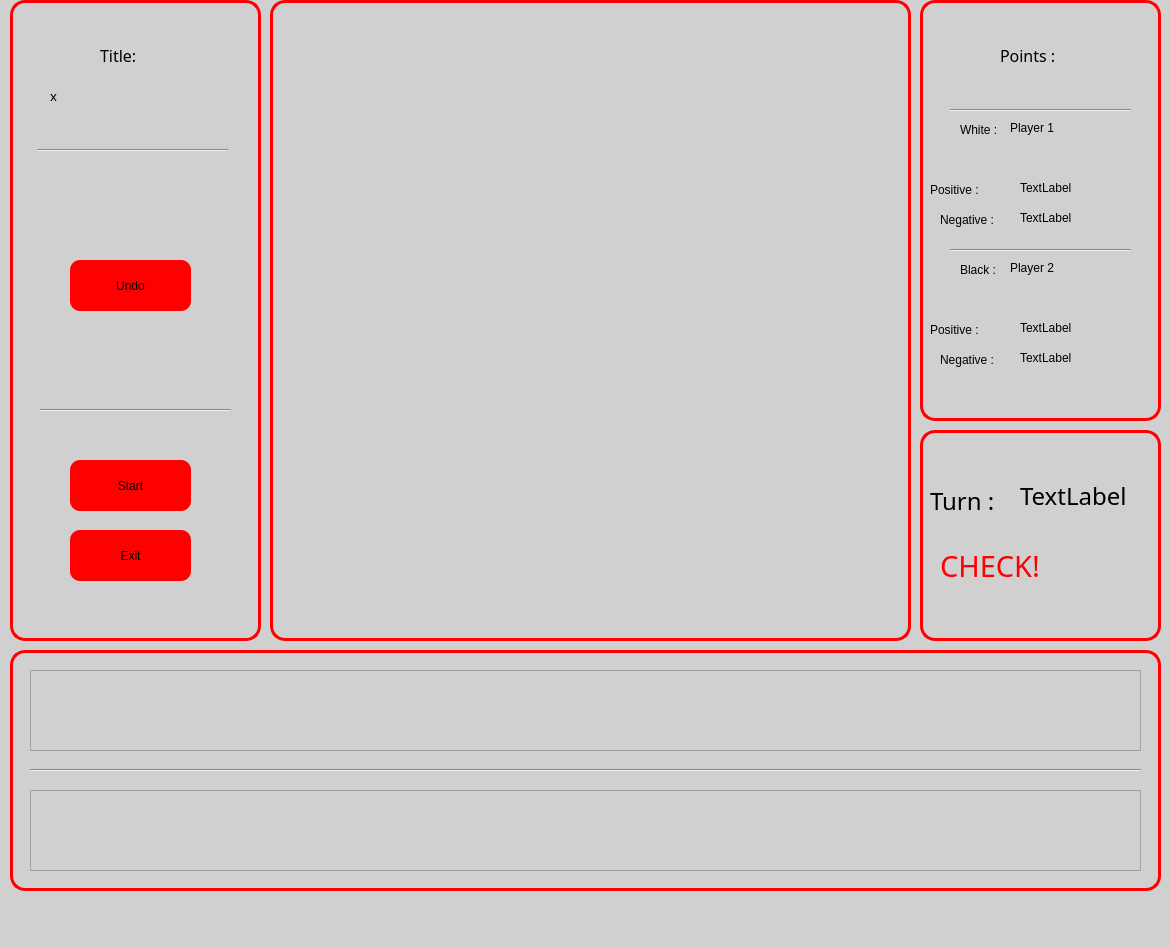
This is game.ui in AlirezaAthari/Chess as Qt 5 draws it before an edit. The edited form follows.
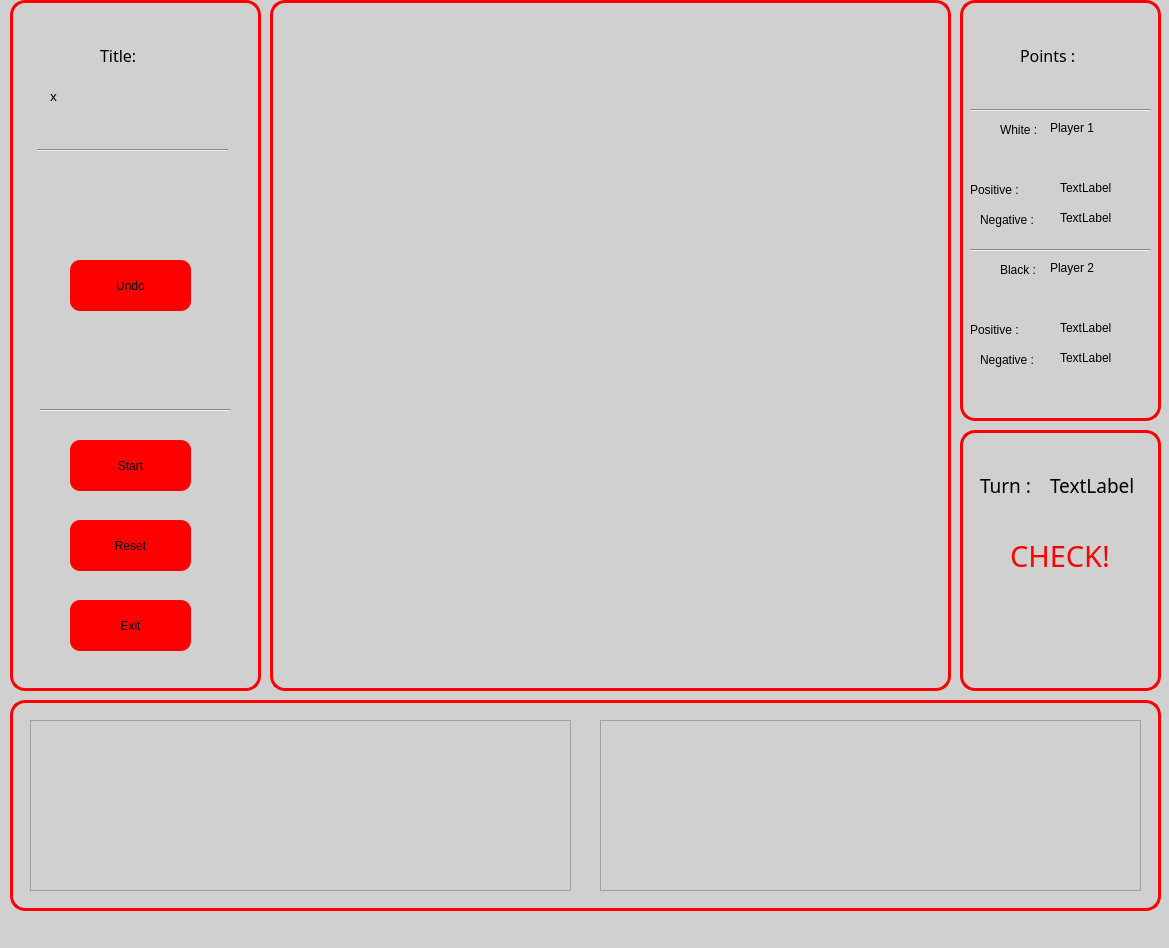
This is the edited form.

Commit message: reset button added , working on click events

Diff of the .ui file:
```diff
--- a/game.ui
+++ b/game.ui
@@ -10,6 +10,18 @@
     <height>948</height>
    </rect>
   </property>
+  <property name="minimumSize">
+   <size>
+    <width>1169</width>
+    <height>948</height>
+   </size>
+  </property>
+  <property name="maximumSize">
+   <size>
+    <width>1169</width>
+    <height>948</height>
+   </size>
+  </property>
   <property name="windowTitle">
    <string>Game</string>
   </property>
@@ -52,7 +64,7 @@
       <x>10</x>
       <y>0</y>
       <width>251</width>
-      <height>641</height>
+      <height>691</height>
      </rect>
     </property>
     <property name="styleSheet">
@@ -152,24 +164,11 @@
       <enum>Qt::Horizontal</enum>
      </property>
     </widget>
-    <widget class="QPushButton" name="pushButton_2">
-     <property name="geometry">
-      <rect>
-       <x>60</x>
-       <y>460</y>
-       <width>121</width>
-       <height>51</height>
-      </rect>
-     </property>
-     <property name="text">
-      <string>Start</string>
-     </property>
-    </widget>
     <widget class="QPushButton" name="pushButton_4">
      <property name="geometry">
       <rect>
        <x>60</x>
-       <y>530</y>
+       <y>600</y>
        <width>121</width>
        <height>51</height>
       </rect>
@@ -178,13 +177,39 @@
       <string>Exit</string>
      </property>
     </widget>
+    <widget class="QPushButton" name="startPushButton">
+     <property name="geometry">
+      <rect>
+       <x>60</x>
+       <y>440</y>
+       <width>121</width>
+       <height>51</height>
+      </rect>
+     </property>
+     <property name="text">
+      <string>Start</string>
+     </property>
+    </widget>
+    <widget class="QPushButton" name="resetPushButton">
+     <property name="geometry">
+      <rect>
+       <x>60</x>
+       <y>520</y>
+       <width>121</width>
+       <height>51</height>
+      </rect>
+     </property>
+     <property name="text">
+      <string>Reset</string>
+     </property>
+    </widget>
    </widget>
    <widget class="QGroupBox" name="groupBox_2">
     <property name="geometry">
      <rect>
-      <x>920</x>
+      <x>960</x>
       <y>0</y>
-      <width>241</width>
+      <width>201</width>
       <height>421</height>
      </rect>
     </property>
@@ -199,7 +224,7 @@
     <widget class="Line" name="line_4">
      <property name="geometry">
       <rect>
-       <x>30</x>
+       <x>10</x>
        <y>240</y>
        <width>181</width>
        <height>20</height>
@@ -212,7 +237,7 @@
     <widget class="Line" name="line_5">
      <property name="geometry">
       <rect>
-       <x>30</x>
+       <x>10</x>
        <y>100</y>
        <width>181</width>
        <height>20</height>
@@ -225,7 +250,7 @@
     <widget class="QLabel" name="label_3">
      <property name="geometry">
       <rect>
-       <x>80</x>
+       <x>60</x>
        <y>40</y>
        <width>81</width>
        <height>31</height>
@@ -413,8 +438,8 @@
      <rect>
       <x>270</x>
       <y>0</y>
-      <width>641</width>
-      <height>641</height>
+      <width>681</width>
+      <height>691</height>
      </rect>
     </property>
     <property name="styleSheet">
@@ -429,44 +454,31 @@
     <property name="geometry">
      <rect>
       <x>10</x>
-      <y>650</y>
+      <y>700</y>
       <width>1151</width>
-      <height>241</height>
+      <height>211</height>
      </rect>
     </property>
     <property name="title">
      <string/>
     </property>
-    <widget class="Line" name="line_3">
-     <property name="geometry">
-      <rect>
-       <x>20</x>
-       <y>110</y>
-       <width>1111</width>
-       <height>20</height>
-      </rect>
-     </property>
-     <property name="orientation">
-      <enum>Qt::Horizontal</enum>
-     </property>
-    </widget>
-    <widget class="QGraphicsView" name="blackdeath">
-     <property name="geometry">
-      <rect>
-       <x>20</x>
-       <y>140</y>
-       <width>1111</width>
-       <height>81</height>
-      </rect>
-     </property>
-    </widget>
     <widget class="QGraphicsView" name="whitedeath">
      <property name="geometry">
       <rect>
        <x>20</x>
        <y>20</y>
-       <width>1111</width>
-       <height>81</height>
+       <width>541</width>
+       <height>171</height>
+      </rect>
+     </property>
+    </widget>
+    <widget class="QGraphicsView" name="blackdeath">
+     <property name="geometry">
+      <rect>
+       <x>590</x>
+       <y>20</y>
+       <width>541</width>
+       <height>171</height>
       </rect>
      </property>
     </widget>
@@ -474,62 +486,62 @@
    <widget class="QGroupBox" name="groupBox_4">
     <property name="geometry">
      <rect>
-      <x>920</x>
+      <x>960</x>
       <y>430</y>
-      <width>241</width>
-      <height>211</height>
+      <width>201</width>
+      <height>261</height>
      </rect>
     </property>
     <property name="title">
      <string/>
     </property>
+    <widget class="QLabel" name="turn">
+     <property name="geometry">
+      <rect>
+       <x>90</x>
+       <y>40</y>
+       <width>101</width>
+       <height>31</height>
+      </rect>
+     </property>
+     <property name="font">
+      <font>
+       <family>Bahnschrift Light</family>
+       <pointsize>14</pointsize>
+      </font>
+     </property>
+     <property name="text">
+      <string>TextLabel</string>
+     </property>
+    </widget>
     <widget class="QLabel" name="label_5">
      <property name="geometry">
       <rect>
-       <x>10</x>
-       <y>50</y>
-       <width>81</width>
-       <height>41</height>
+       <x>20</x>
+       <y>40</y>
+       <width>61</width>
+       <height>31</height>
       </rect>
      </property>
      <property name="font">
       <font>
        <family>Bahnschrift Light</family>
-       <pointsize>18</pointsize>
+       <pointsize>14</pointsize>
       </font>
      </property>
      <property name="text">
       <string>Turn :</string>
      </property>
     </widget>
-    <widget class="QLabel" name="turn">
-     <property name="geometry">
-      <rect>
-       <x>100</x>
-       <y>50</y>
-       <width>131</width>
-       <height>31</height>
-      </rect>
-     </property>
-     <property name="font">
-      <font>
-       <family>Bahnschrift Light</family>
-       <pointsize>18</pointsize>
-      </font>
-     </property>
-     <property name="text">
-      <string>TextLabel</string>
-     </property>
-    </widget>
     <widget class="QLabel" name="check">
      <property name="enabled">
       <bool>false</bool>
      </property>
      <property name="geometry">
       <rect>
-       <x>20</x>
-       <y>110</y>
-       <width>161</width>
+       <x>50</x>
+       <y>100</y>
+       <width>111</width>
        <height>51</height>
       </rect>
      </property>
```
The commit also changes 8 other files.
